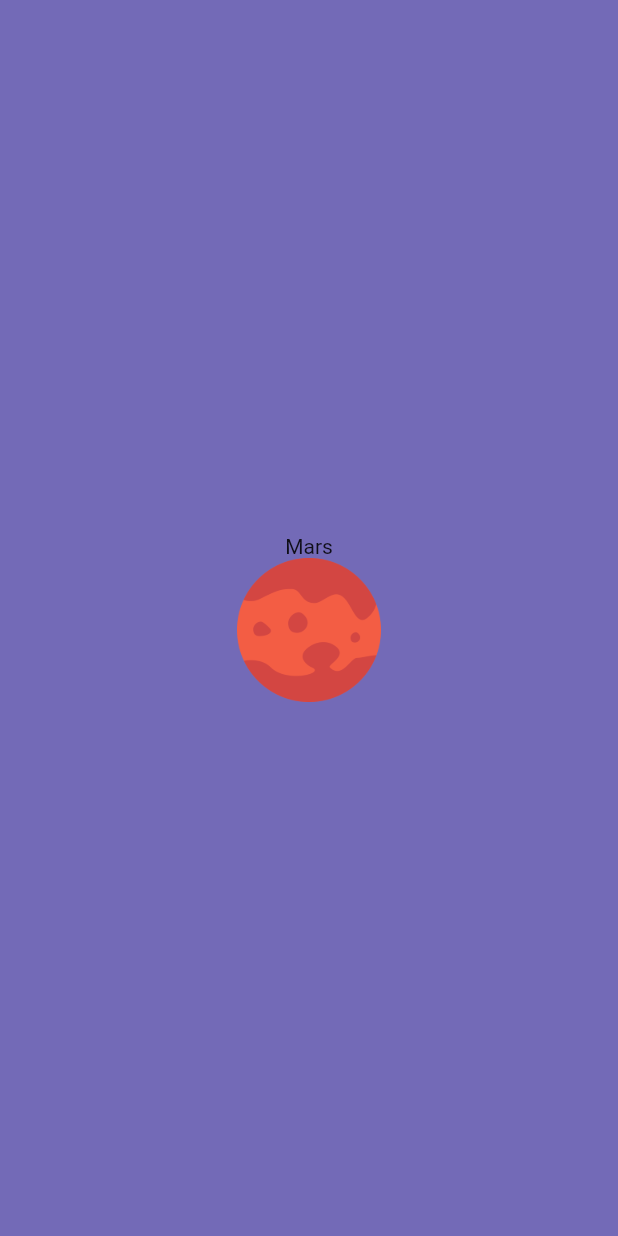
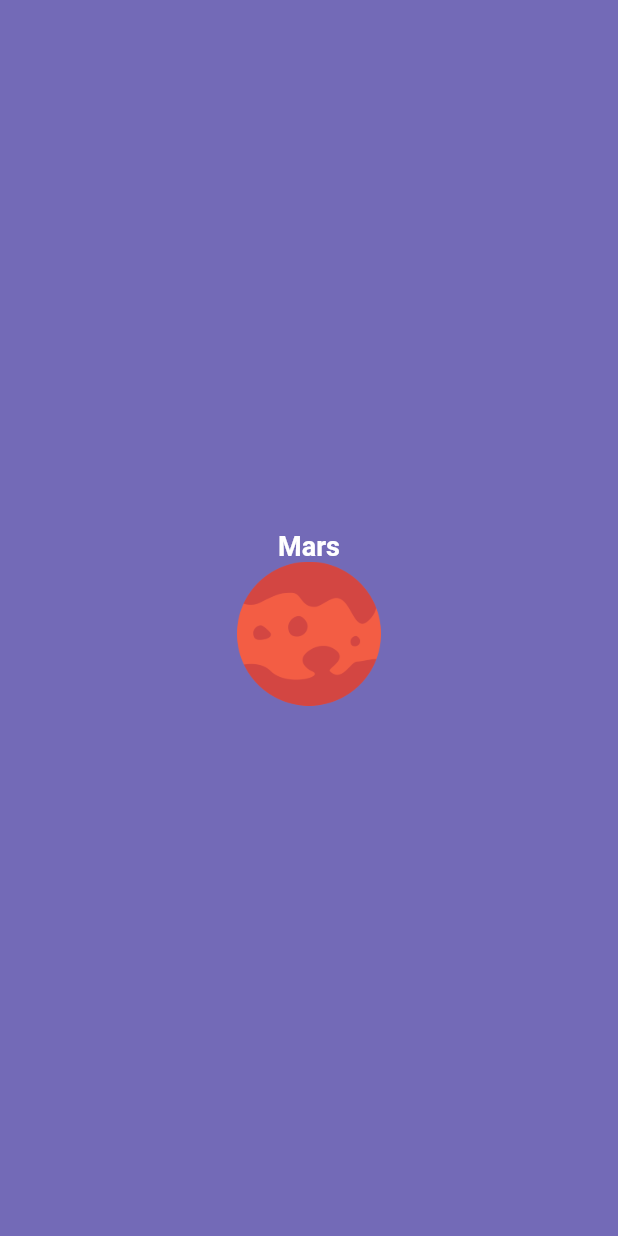
Before and after one commit to sergiandreplace/flutter_planets_tutorial, a Flutter app: the screen it shows after launch, after a tap on "Mars", on a phone screen of 412 x 824 dp. Run offline on Flutter 3.47's test engine with Material 2 defaults, Android fonts, the phone set to English and light mode, and no system bars.

Commit message:
Sharing textstyles

```diff
--- a/lib/ui/detail/detail_page.dart
+++ b/lib/ui/detail/detail_page.dart
@@ -1,5 +1,6 @@
 import 'package:flutter/material.dart';
 import 'package:flutter_planets_tutorial/model/planets.dart';
+import 'package:flutter_planets_tutorial/ui/text_style.dart';
 
 
 class DetailPage extends StatelessWidget {
@@ -17,7 +18,10 @@ class DetailPage extends StatelessWidget {
         child: new Column(
           mainAxisAlignment: MainAxisAlignment.center,
           children: <Widget>[
-            new Text(planet.name),
+            new Text(
+              planet.name,
+              style: Style.headerTextStyle,
+            ),
             new Hero(tag: "planet-hero-${planet.id}",
               child: new Image.asset(
                   planet.image,
--- a/lib/ui/home/planet_row.dart
+++ b/lib/ui/home/planet_row.dart
@@ -1,6 +1,7 @@
 import 'package:flutter/material.dart';
 import 'package:flutter_planets_tutorial/model/planets.dart';
 import 'package:flutter_planets_tutorial/ui/detail/detail_page.dart';
+import 'package:flutter_planets_tutorial/ui/text_style.dart';
 
 class PlanetRow extends StatelessWidget {
 
@@ -25,29 +26,14 @@ class PlanetRow extends StatelessWidget {
       ),
     );
 
-    final baseTextStyle = const TextStyle(
-      fontFamily: 'Poppins'
-    );
-    final regularTextStyle = baseTextStyle.copyWith(
-      color: const Color(0xffb6b2df),
-      fontSize: 9.0,
-      fontWeight: FontWeight.w400
-    );
-    final subHeaderTextStyle = regularTextStyle.copyWith(
-      fontSize: 12.0
-    );
-    final headerTextStyle = baseTextStyle.copyWith(
-      color: Colors.white,
-      fontSize: 18.0,
-      fontWeight: FontWeight.w600
-    );
+
 
     Widget _planetValue({String value, String image}) {
       return new Row(
         children: <Widget>[
           new Image.asset(image, height: 12.0),
           new Container(width: 8.0),
-          new Text(planet.gravity, style: regularTextStyle),
+          new Text(planet.gravity, style: Style.regularTextStyle),
         ]
       );
     }
@@ -60,9 +46,9 @@ class PlanetRow extends StatelessWidget {
         crossAxisAlignment: CrossAxisAlignment.start,
         children: <Widget>[
           new Container(height: 4.0),
-          new Text(planet.name, style: headerTextStyle),
+          new Text(planet.name, style: Style.headerTextStyle),
           new Container(height: 10.0),
-          new Text(planet.location, style: subHeaderTextStyle),
+          new Text(planet.location, style: Style.subHeaderTextStyle),
           new Container(
             margin: new EdgeInsets.symmetric(vertical: 8.0),
             height: 2.0,
--- /dev/null
+++ b/lib/ui/text_style.dart
@@ -0,0 +1,20 @@
+import 'package:flutter/material.dart';
+
+class Style {
+  static final baseTextStyle = const TextStyle(
+    fontFamily: 'Poppins'
+  );
+  static final regularTextStyle = baseTextStyle.copyWith(
+    color: const Color(0xffb6b2df),
+    fontSize: 9.0,
+    fontWeight: FontWeight.w400
+  );
+  static final subHeaderTextStyle = regularTextStyle.copyWith(
+    fontSize: 12.0
+  );
+  static final headerTextStyle = baseTextStyle.copyWith(
+    color: Colors.white,
+    fontSize: 18.0,
+    fontWeight: FontWeight.w600
+  );
+}
```
